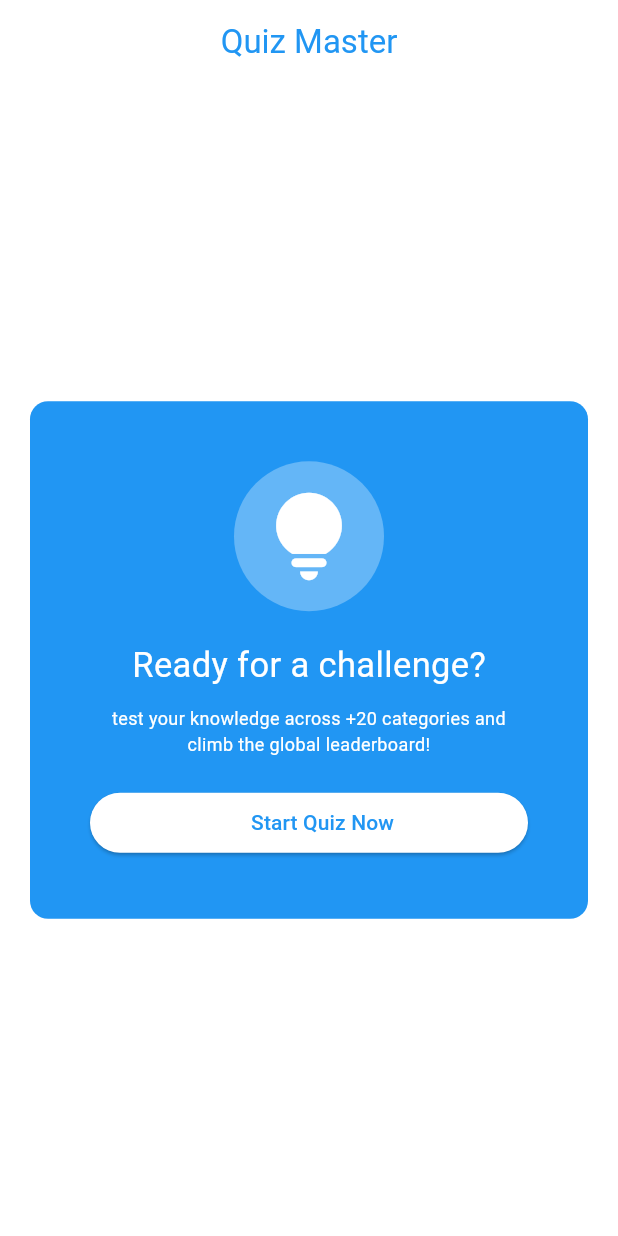
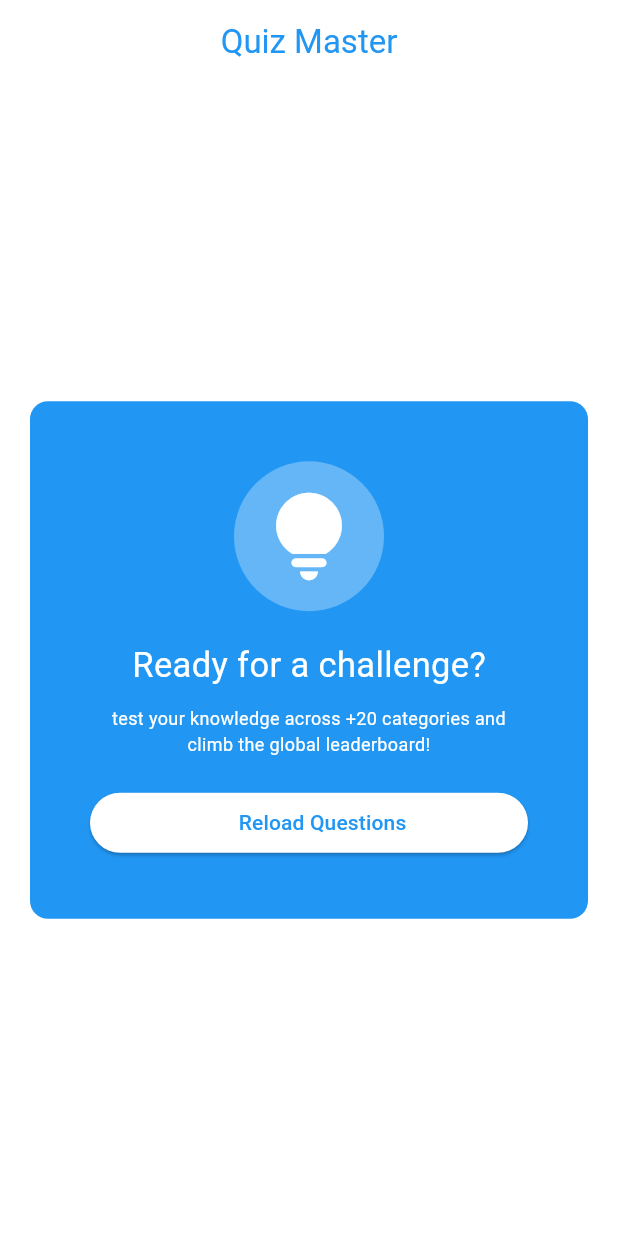
Before and after one commit to Adlywagdy/quiz_app, a Flutter app: the screen it shows after launch, on a phone screen of 412 x 824 dp. Run offline on Flutter 3.47's test engine with Material 3 defaults, Android fonts, the phone set to English and light mode, and no system bars; our stand-ins replace cloud_firestore, firebase_core, flutter_bloc; accounts and stored records are empty.

Commit message:
feat: integrate Firebase and Cloud Firestore into quiz app
- Updated README.md to include Firestore collection structure and add question function.
- Configured Firebase in Android build files (build.gradle.kts and settings.gradle.kts).
- Created QuizFirestoreService for Firestore operations.
- Modified QuizCubit to load questions from Firestore and add new questions.
- Added AddQuestionScreen for submitting new questions.
- Updated HomeScreen and Quizscreen to handle loading states and display questions.
- Enhanced progress indicator to reflect current question status.
- Added Firebase initialization in main.dart.
- Included necessary Firebase dependencies in pubspec.yaml and pubspec.lock.
- Generated Firebase options for different platforms.
- Added google-services.json for Firebase configuration.

```diff
--- a/lib/features/quiz_feature/cubit/cubit/quiz_cubit.dart
+++ b/lib/features/quiz_feature/cubit/cubit/quiz_cubit.dart
@@ -1,85 +1,78 @@
 import 'package:flutter_bloc/flutter_bloc.dart';
+import 'package:quiz_app/features/quiz_feature/data/quiz_firestore_service.dart';
 import 'package:quiz_app/features/quiz_feature/models/questionmodel.dart';
 
 part 'quiz_state.dart';
 
 class QuizCubit extends Cubit<QuizStates> {
-  QuizCubit() : super(QuizInitialstate());
+  QuizCubit({QuizFirestoreService? quizFirestoreService})
+    : _quizFirestoreService = quizFirestoreService ?? QuizFirestoreService(),
+      super(QuizInitialstate()) {
+    loadQuestions();
+  }
+
+  final QuizFirestoreService _quizFirestoreService;
+
   static int questionindex = 0;
   static int score = 0;
   static String? currentanswer;
   static String? previousanswer;
-  static List<QuestionModel> questions = [
-    QuestionModel(
-      question: "What is the capital of France?",
-      options: ["Paris", "London", "Berlin", "Madrid"],
-      answer: "Paris",
-    ),
-    QuestionModel(
-      question: "Who painted the Mona Lisa?",
-      options: [
-        "Leonardo da Vinci",
-        "Pablo Picasso",
-        "Vincent van Gogh",
-        "Claude Monet",
-      ],
-      answer: "Leonardo da Vinci",
-    ),
-    QuestionModel(
-      question: "What is the largest planet in our solar system?",
-      options: ["Earth", "Mars", "Jupiter", "Saturn"],
-      answer: "Jupiter",
-    ),
-    QuestionModel(
-      question: "What is the chemical symbol for water?",
-      options: ["H2O", "CO2", "NaCl", "O2"],
-      answer: "H2O",
-    ),
-    QuestionModel(
-      question: "What is the highest mountain in the world?",
-      options: ["Mount Everest", "K2", "Kangchenjunga", "Lhotse"],
-      answer: "Mount Everest",
-    ),
-    QuestionModel(
-      question: "What is the largest ocean on Earth?",
-      options: [
-        "Pacific Ocean",
-        "Atlantic Ocean",
-        "Indian Ocean",
-        "Arctic Ocean",
-      ],
-      answer: "Pacific Ocean",
-    ),
-    QuestionModel(
-      question: "Who wrote 'To Kill a Mockingbird'?",
-      options: [
-        "Harper Lee",
-        "F. Scott Fitzgerald",
-        "Jane Austen",
-        "Emily Bronte",
-      ],
-      answer: "Harper Lee",
-    ),
-    QuestionModel(
-      question: "What is the capital city of Egypt?",
-      options: ["Cairo", "Alexandria", "Giza", "Luxor"],
-      answer: "Cairo",
-    ),
-    QuestionModel(
-      question: "What is the capital city of USA?",
-      options: ["Washington D.C.", "New York", "Los Angeles", "Chicago"],
-      answer: "Washington D.C.",
-    ),
-    QuestionModel(
-      question: "What is the capital city of England?",
-      options: ["London", "Manchester", "Birmingham", "Liverpool"],
-      answer: "London",
-    ),
-  ];
+  static List<QuestionModel> questions = [];
 
   static List<QuestionModel> failedquestions = [];
+
+  static void resetQuizProgress() {
+    questionindex = 0;
+    score = 0;
+    currentanswer = null;
+    previousanswer = null;
+    failedquestions = [];
+  }
+
+  Future<void> loadQuestions() async {
+    try {
+      emit(QuizLoadingstate());
+      resetQuizProgress();
+      questions = await _quizFirestoreService.getQuestions();
+
+      if (questions.isEmpty) {
+        emit(QuizEmptystate());
+        return;
+      }
+
+      emit(Quizsucessstate());
+    } catch (e) {
+      emit(QuizFailedstate());
+    }
+  }
+
+  Future<bool> addQuestionToFirebase({
+    required String question,
+    required List<String> options,
+    required String answer,
+  }) async {
+    try {
+      emit(QuizLoadingstate());
+      await _quizFirestoreService.addQuestion(
+        question: question,
+        options: options,
+        answer: answer,
+      );
+      await loadQuestions();
+      return true;
+    } catch (e) {
+      emit(QuizFailedstate());
+      return false;
+    }
+  }
+
   void nextquestionfun({required String useranswer}) {
     try {
+      if (questions.isEmpty) {
+        emit(QuizEmptystate());
+        return;
+      }
+
       emit(QuizLoadingstate());
       if (useranswer == questions[questionindex].answer) {
         score++;
@@ -98,6 +91,11 @@ class QuizCubit extends Cubit<QuizStates> {
 
   void skipquestionfun() {
     try {
+      if (questions.isEmpty) {
+        emit(QuizEmptystate());
+        return;
+      }
+
       emit(QuizLoadingstate());
       failedquestions.add(questions[questionindex]);
       if (questionindex < questions.length - 1) {
@@ -112,10 +110,17 @@ class QuizCubit extends Cubit<QuizStates> {
 
   void previousquestionfun() {
     try {
+      if (questions.isEmpty || questionindex == 0) {
+        emit(Quizsucessstate());
+        return;
+      }
+
       emit(QuizLoadingstate());
 
       questionindex--;
-      failedquestions.removeAt(questionindex);
+      if (failedquestions.length > questionindex) {
+        failedquestions.removeAt(questionindex);
+      }
 
       if (previousanswer == questions[questionindex].answer) {
         score--;
@@ -129,6 +134,11 @@ class QuizCubit extends Cubit<QuizStates> {
 
   void answersselectfun({required int index}) {
     try {
+      if (questions.isEmpty) {
+        emit(QuizEmptystate());
+        return;
+      }
+
       QuizCubit.currentanswer =
           QuizCubit.questions[QuizCubit.questionindex].options[index];
       emit(Quizsucessstate());
--- a/lib/features/quiz_feature/cubit/cubit/quiz_state.dart
+++ b/lib/features/quiz_feature/cubit/cubit/quiz_state.dart
@@ -9,3 +9,5 @@ final class Quizsucessstate extends QuizStates {}
 final class QuizFailedstate extends QuizStates {}
 
 final class QuizLoadingstate extends QuizStates {}
+
+final class QuizEmptystate extends QuizStates {}
--- a/lib/features/quiz_feature/screens/homescreen.dart
+++ b/lib/features/quiz_feature/screens/homescreen.dart
@@ -1,7 +1,10 @@
 import 'package:flutter/material.dart';
+import 'package:flutter_bloc/flutter_bloc.dart';
 
 import 'package:quiz_app/core/consts.dart';
+import 'package:quiz_app/features/quiz_feature/cubit/cubit/quiz_cubit.dart';
 
+import 'package:quiz_app/features/quiz_feature/screens/add_question_screen.dart';
 import 'package:quiz_app/features/quiz_feature/screens/quizscreen.dart';
 import 'package:quiz_app/features/quiz_feature/widgets/custombutton.dart';
 import 'package:quiz_app/features/quiz_feature/widgets/customicon.dart';
@@ -19,7 +22,11 @@ class HomeScreen extends StatelessWidget {
         ),
         centerTitle: true,
       ),
-      body: Center(
+      body: BlocBuilder<QuizCubit, QuizStates>(
+        builder: (context, state) {
+          final isLoading = state is QuizLoadingstate;
+
+          return Center(
             child: Container(
               margin: EdgeInsets.all(20),
               padding: EdgeInsets.all(40),
@@ -34,15 +41,35 @@ class HomeScreen extends StatelessWidget {
                   SizedBox(height: 20),
                   Text(
                     "Ready for a challenge?",
-                style: TextStyle(fontSize: 23, color: AppConsts.secondarycolor),
+                    style: TextStyle(
+                      fontSize: 23,
+                      color: AppConsts.secondarycolor,
+                    ),
                   ),
                   SizedBox(height: 10),
                   Text(
                     "test your knowledge across +20 categories and climb the global leaderboard!",
                     textAlign: TextAlign.center,
-                style: TextStyle(fontSize: 12, color: AppConsts.secondarycolor),
+                    style: TextStyle(
+                      fontSize: 12,
+                      color: AppConsts.secondarycolor,
+                    ),
                   ),
                   SizedBox(height: 20),
+                  if (isLoading)
+                    CircularProgressIndicator(color: AppConsts.secondarycolor)
+                  else if (QuizCubit.questions.isEmpty)
+                    CustomButton(
+                      text: "Reload Questions",
+                      backgroundColor: AppConsts.secondarycolor,
+                      textColor: AppConsts.primarycolor,
+                      onPressed: () {
+                        context.read<QuizCubit>().loadQuestions();
+                      },
+                    )
+                  else
+                    Column(
+                      children: [
                         CustomButton(
                           text: "Start Quiz Now",
                           backgroundColor: AppConsts.secondarycolor,
@@ -59,9 +86,29 @@ class HomeScreen extends StatelessWidget {
                             );
                           },
                         ),
+                        SizedBox(height: 12),
+                        CustomButton(
+                          text: "Add Question",
+                          backgroundColor: AppConsts.secondarycolor,
+                          textColor: AppConsts.primarycolor,
+                          icon: Icons.add_circle_outline_rounded,
+                          iconcolor: AppConsts.primarycolor,
+                          onPressed: () {
+                            Navigator.push(
+                              context,
+                              MaterialPageRoute(
+                                builder: (context) => AddQuestionScreen(),
+                              ),
+                            );
+                          },
+                        ),
+                      ],
+                    ),
                 ],
               ),
             ),
+          );
+        },
       ),
     );
   }
--- a/pubspec.yaml
+++ b/pubspec.yaml
@@ -19,7 +19,7 @@ publish_to: 'none' # Remove this line if you wish to publish to pub.dev
 version: 1.0.0+1
 
 environment:
-  sdk: ^3.10.8
+  sdk: ^3.10.1
 
 # Dependencies specify other packages that your package needs in order to work.
 # To automatically upgrade your package dependencies to the latest versions
@@ -35,6 +35,8 @@ dependencies:
   # Use with the CupertinoIcons class for iOS style icons.
   cupertino_icons: ^1.0.8
   flutter_bloc: ^9.1.1
+  firebase_core: ^4.7.0
+  cloud_firestore: ^6.3.0
 
 dev_dependencies:
   flutter_test:
```
Also changed, not shown: lib/features/quiz_feature/data/quiz_firestore_service.dart (added, +53 -0 lines), lib/features/quiz_feature/models/questionmodel.dart (+17 -0 lines), lib/features/quiz_feature/screens/add_question_screen.dart (added, +214 -0 lines), lib/features/quiz_feature/screens/quizresult.dart (+2 -6 lines), lib/features/quiz_feature/screens/quizscreen.dart (+34 -24 lines), lib/features/quiz_feature/widgets/customlinearprogressindicator.dart (+11 -3 lines), lib/main.dart (+6 -2 lines), firebase.json (added), lib/firebase_options.dart (added), pubspec.lock, 7 other files. Lines whose indentation alone changed are shown as unchanged.
